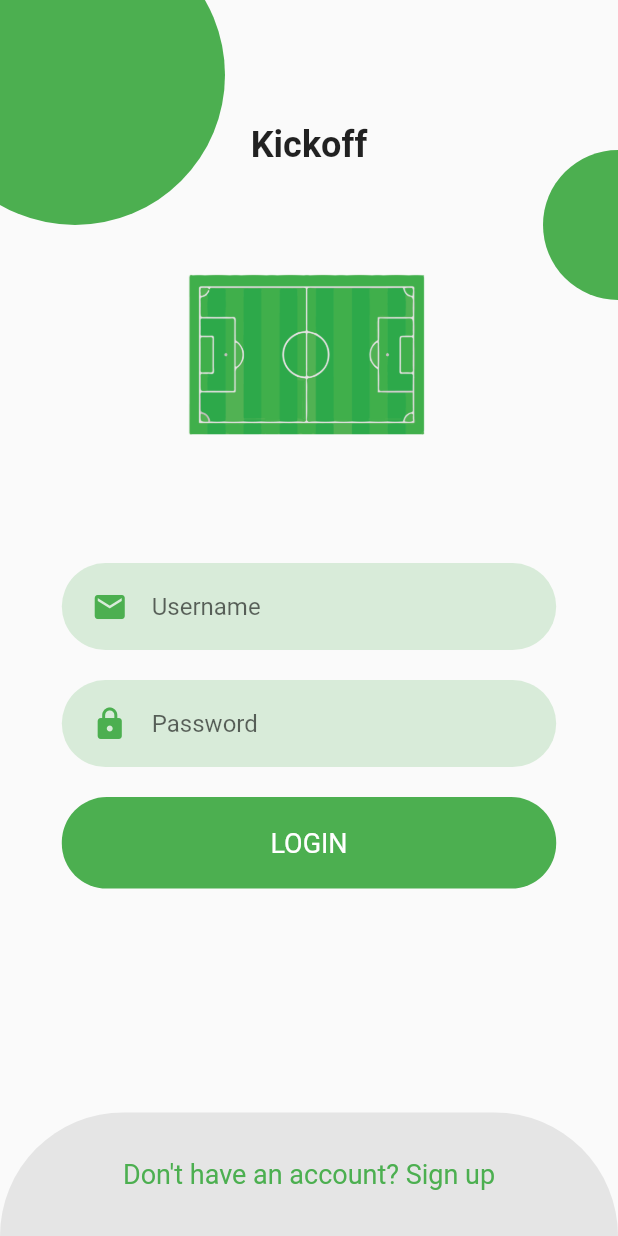
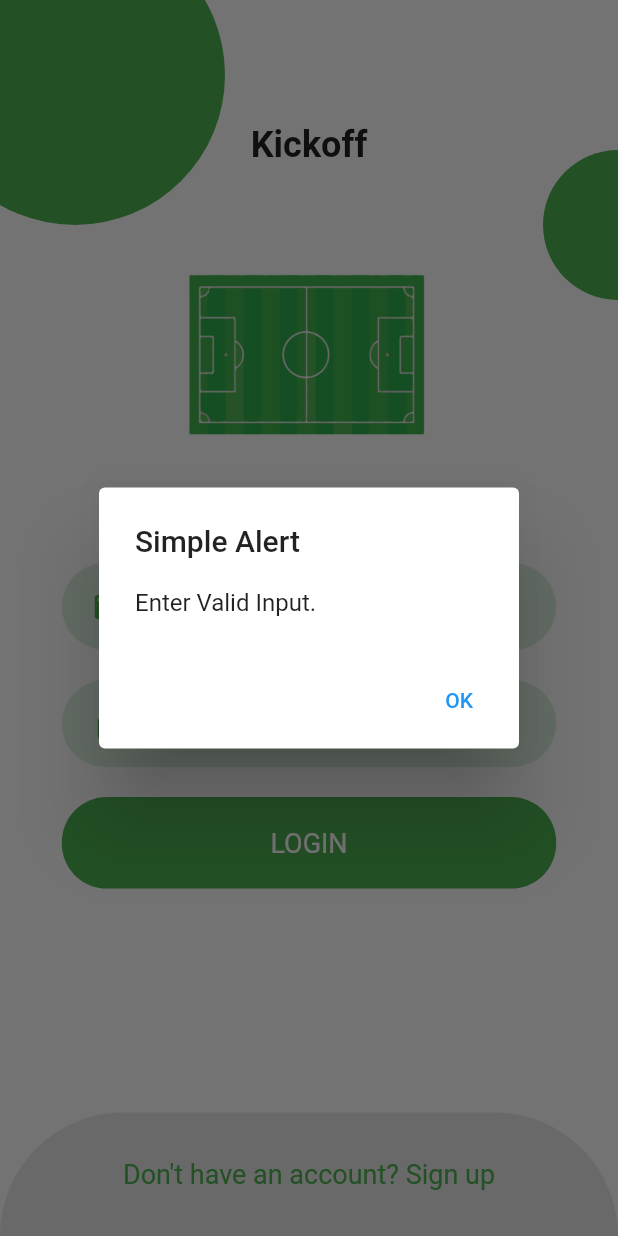
Before and after one commit to zeyadzidan/Kickoff, a Flutter app: the screen it shows after launch, after a tap on "LOGIN", on a phone screen of 412 x 824 dp. Run offline on Flutter 3.47's test engine with Material 2 defaults, Android fonts, the phone set to English and light mode, and no system bars; missing offline and left inert: open_street_map_search_and_pick.

Commit message:
alert message

```diff
--- a/kickoff_frontend/lib/components/rounded_button.dart
+++ b/kickoff_frontend/lib/components/rounded_button.dart
@@ -15,9 +15,10 @@ class RoundedButton extends StatelessWidget {
 
     return InkWell(
       onTap: () {
-
+        showAlertDialog(context);
       },
       borderRadius: BorderRadius.circular(30),
+
       child: Container(
         width: size.width * 0.8,
         decoration: BoxDecoration(
@@ -27,6 +28,7 @@ class RoundedButton extends StatelessWidget {
 
         padding: EdgeInsets.symmetric(vertical: 20),
         alignment: Alignment.center,
+
         child: Text(
           title,
           style: TextStyle(
@@ -38,3 +40,27 @@ class RoundedButton extends StatelessWidget {
     );
   }
 }
+showAlertDialog(BuildContext context) {
+  // Create button
+  Widget okButton = TextButton(
+    child: Text("OK"),
+    onPressed: () {
+      Navigator.of(context).pop();
+    },
+  );
+
+  // Create AlertDialog
+  AlertDialog alert = AlertDialog(
+    title: Text("Simple Alert"),
+    content: Text("Enter Valid Input."),
+    actions: [
+      okButton,
+    ],
+  );
+  showDialog(
+    context: context,
+    builder: (BuildContext context) {
+      return alert;
+    },
+  );
+}
```
